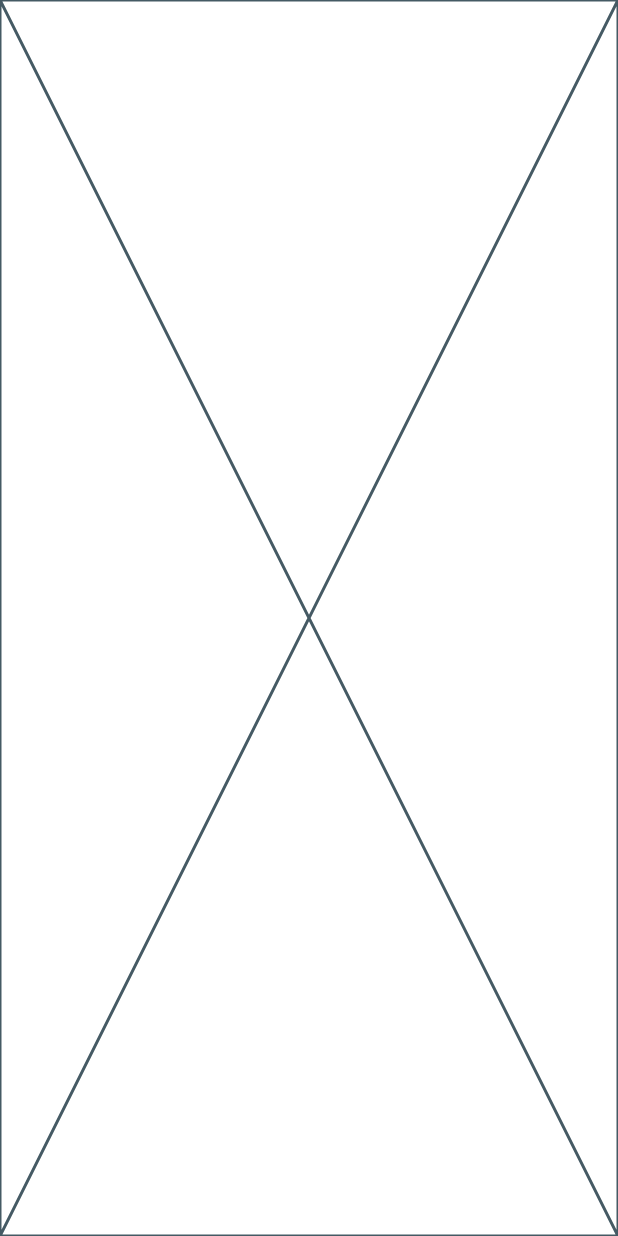
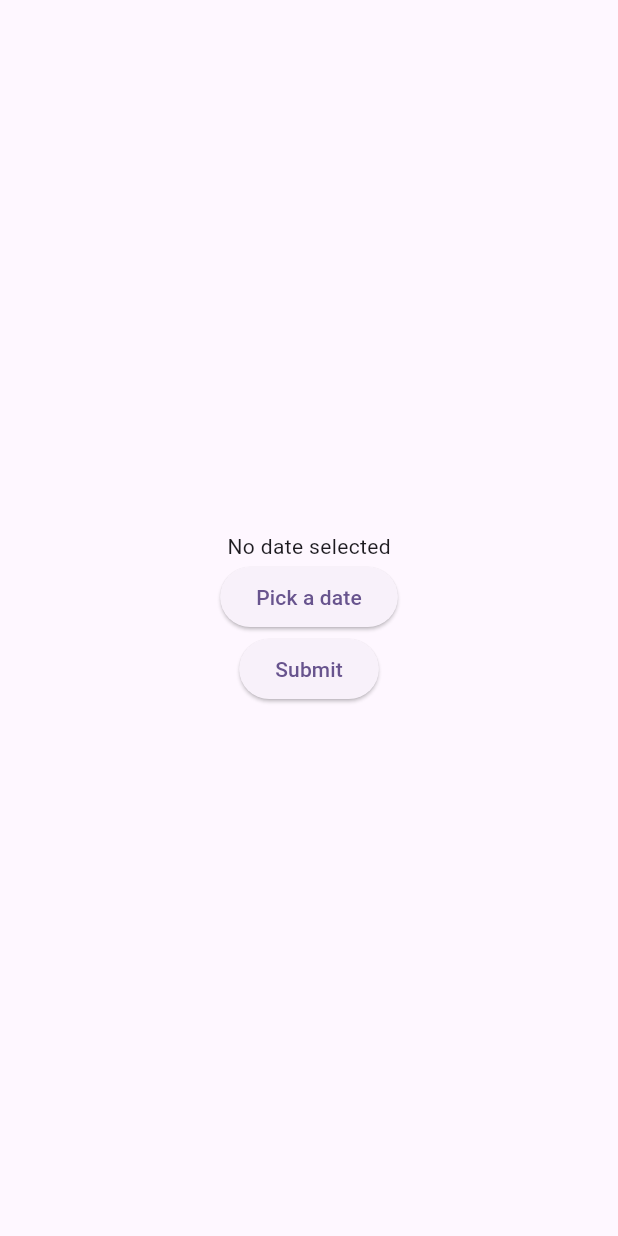
Before and after one commit to pnakum900-cloud/demo_nv, a Flutter app: the screen it shows after launch, on a phone screen of 412 x 824 dp. Run offline on Flutter 3.47's test engine with Material 3 defaults, Android fonts, the phone set to English and light mode, and no system bars.

Commit message:
7/9 11:30

```diff
--- a/lib/calender/cal.dart
+++ b/lib/calender/cal.dart
@@ -16,7 +16,7 @@ class _calexState extends State<calex> {
     });
   }
 
-  Future<void> _selectDate(BuildContext context) async {
+  Future<void> pickDate() async {
     final DateTime? picked = await showDatePicker(
       context: context,
       initialDate: Date ?? DateTime.now(),
@@ -33,6 +33,26 @@ class _calexState extends State<calex> {
 
   @override
   Widget build(BuildContext context) {
-    return const Placeholder();
+    final text = Date == null?
+    'No date selected' : '${Date!.day}/${Date!.month}/${Date!.year}';
+    return Scaffold(
+     body: Center(
+        child: Column(
+          mainAxisAlignment: MainAxisAlignment.center,
+          children: [
+            Text(text),
+            ElevatedButton(
+              onPressed: pickDate,
+              child: const Text('Pick a date'),
+            ),
+            ElevatedButton(
+              onPressed: setDateValue,
+              child: const Text('Submit'),
+            ),
+          ],
+        ),
+      )
+    );
+
   }
 }
```
